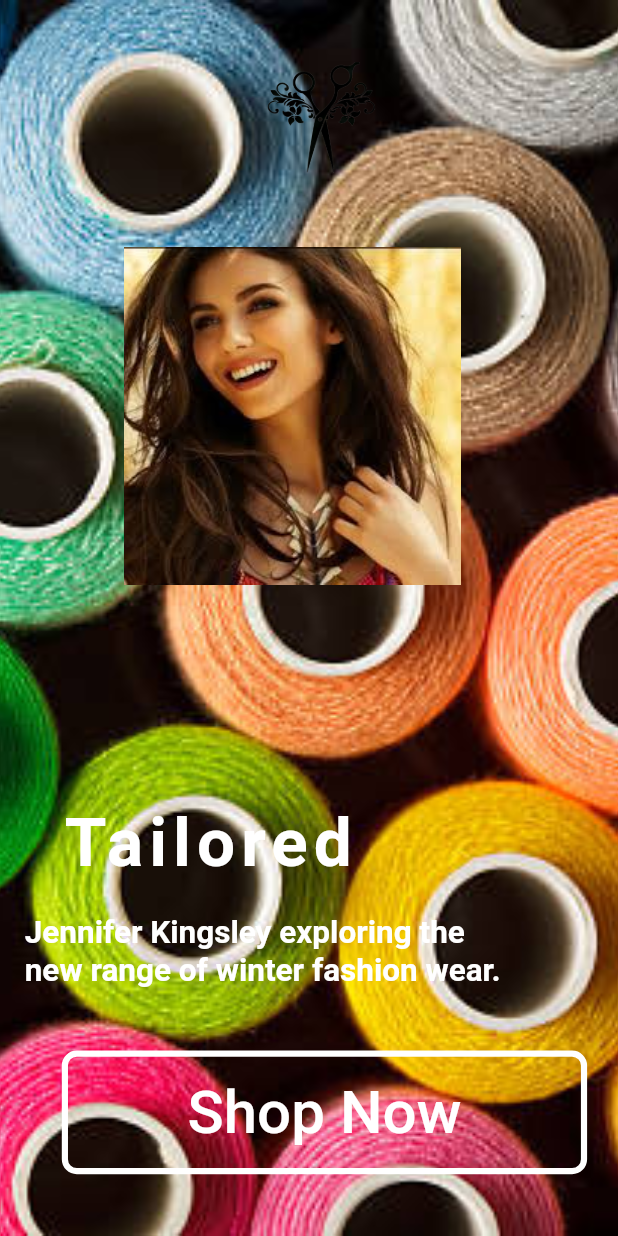
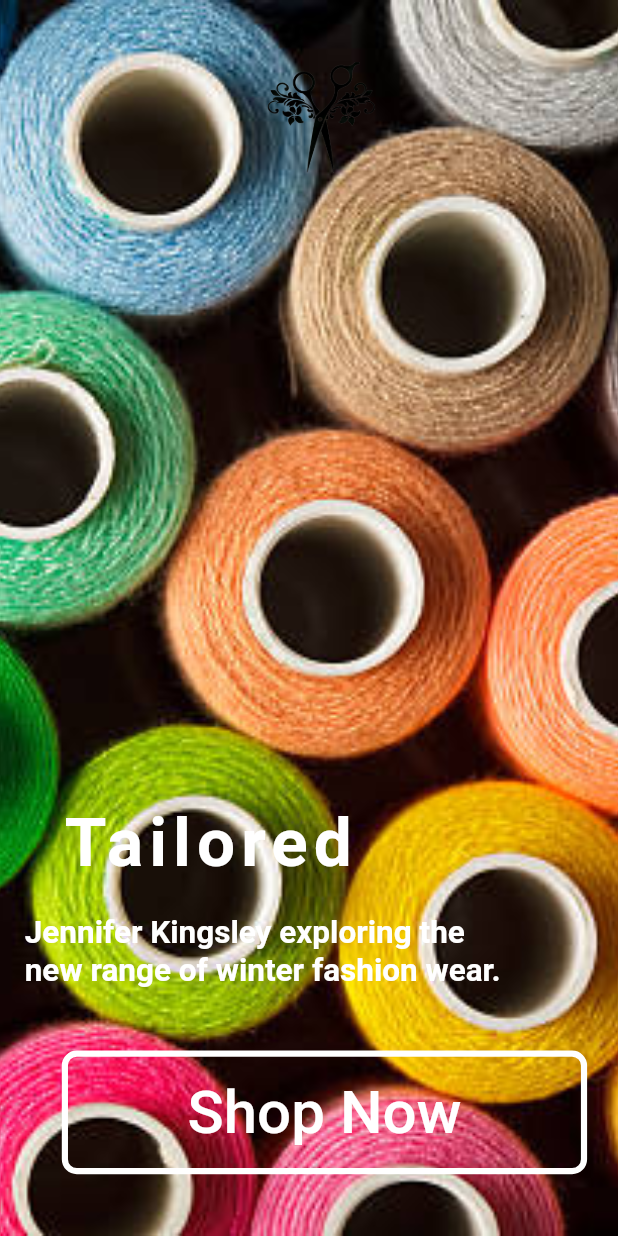
Before and after one commit to MuhammadYousufbhimla/Ecommerce-UI-UX, a Flutter app: the screen it shows after launch, swiped to page 4, on a phone screen of 412 x 824 dp. Run offline on Flutter 3.47's test engine with Material 2 defaults, Android fonts, the phone set to English and light mode, and no system bars; our stand-ins replace flutter_easyloading.

```diff
--- a/lib/main.dart
+++ b/lib/main.dart
@@ -1,8 +1,8 @@
 import 'dart:async';
 
 import 'package:ecommerce/pages/first.dart';
-import 'package:ecommerce/pages/second.dart';
-import 'package:ecommerce/pages/third.dart';
+
+
 import 'package:flutter/material.dart';
 import 'package:flutter_easyloading/flutter_easyloading.dart';
 
--- a/lib/pages/four.dart
+++ b/lib/pages/four.dart
@@ -31,26 +31,7 @@ class _FirstState extends State<four> {
            padding: EdgeInsets.only(top: MediaQuery.of(context).size.height*0.05,left: MediaQuery.of(context).size.width*0.43),
            child: Image.asset('assets/splash.png',width: MediaQuery.of(context).size.width*0.18,)
          ),
-         Padding(
-          padding: EdgeInsets.only(top: MediaQuery.of(context).size.height*0.20,left: MediaQuery.of(context).size.width*0.20),
-           child: Row(
-             children: [
-              Image.asset('assets/four.jpg')
-              //  Text("NO",style: TextStyle(fontSize: 20,fontWeight: FontWeight.bold,color: Colors.white,),),
-              //  Padding(padding: EdgeInsets.only(left: MediaQuery.of(context).size.width*0.05)),
-              //  Text("4",style: TextStyle(fontSize: 45,fontWeight: FontWeight.bold,color: Colors.white),),
 
-
-             ],
-
-           ),
-
-
-         ),
-          //  Padding(
-          //         padding: EdgeInsets.only(top: MediaQuery.of(context).size.height*0.58,left: MediaQuery.of(context).size.width*0.10),
-          //    child: Text("Featured",style: TextStyle(fontSize: 35,fontWeight: FontWeight.bold,color: Color.fromARGB(255, 4, 2, 115))),
-          //  ),
             Padding(
                   padding: EdgeInsets.only(top: MediaQuery.of(context).size.height*0.65,left: MediaQuery.of(context).size.width*0.10),
              child: Text("Tailored",style: TextStyle(fontSize: 45,fontWeight: FontWeight.bold,color: Colors.white,letterSpacing: 4)),
```
